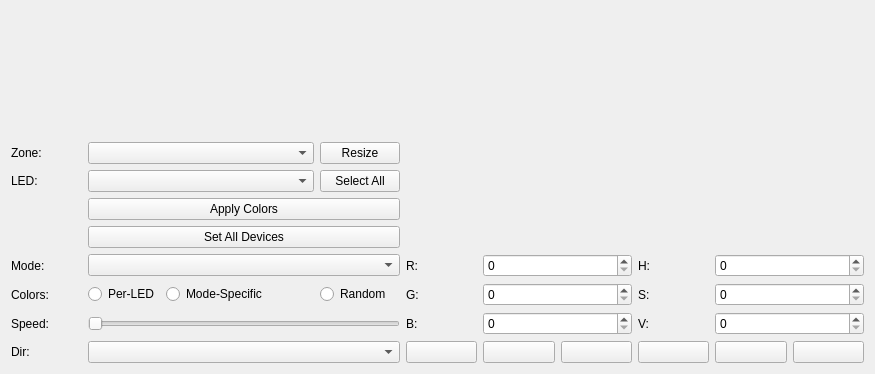
Charading/OpenRGB, file qt/OpenRGBDevicePage.ui: the form before one commit.
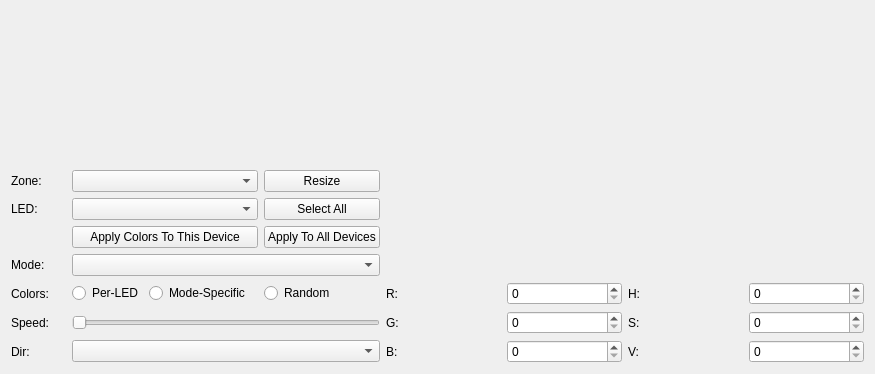
The form after the commit. Custom widgets are drawn as their Qt base class.

Commit message:
Changed "Set All Devices"
* Changed `Apply Colors` to contextual
* Changed `Set All Devices` to `Apply To All Devices`
* Added a tooltip to `Apply to All`
* Moved swatches row
* Added Black and White quick colour swatches
* Updating buttons to use the stylesheet to add a grey border

```diff
--- a/qt/OpenRGBDevicePage.ui
+++ b/qt/OpenRGBDevicePage.ui
@@ -13,59 +13,55 @@
   <property name="windowTitle">
    <string>Frame</string>
   </property>
+  <property name="styleSheet">
+   <string notr="true">QPushButton[flat=&quot;true&quot;]
+{
+    border-radius: 3px;
+    border: 1px solid #808080;
+	background-color: rgba(0, 0, 0, 0);
+}</string>
+  </property>
   <layout class="QGridLayout" name="gridLayout">
-   <item row="12" column="8">
-    <widget class="QPushButton" name="ButtonCyan">
-     <property name="text">
-      <string/>
-     </property>
-    </widget>
-   </item>
-   <item row="7" column="1" colspan="4">
-    <widget class="QComboBox" name="ModeBox"/>
-   </item>
-   <item row="7" column="5">
-    <widget class="QLabel" name="RedLabel">
-     <property name="text">
-      <string>R:</string>
-     </property>
-    </widget>
-   </item>
-   <item row="8" column="0">
-    <widget class="QLabel" name="ColorLabel">
-     <property name="text">
-      <string>Colors:</string>
-     </property>
-    </widget>
-   </item>
-   <item row="12" column="1" colspan="4">
-    <widget class="QComboBox" name="DirectionBox"/>
-   </item>
-   <item row="12" column="9">
+   <item row="4" column="10">
     <widget class="QPushButton" name="ButtonBlue">
+     <property name="minimumSize">
+      <size>
+       <width>20</width>
+       <height>0</height>
+      </size>
+     </property>
+     <property name="styleSheet">
+      <string notr="true">background-color: rgb( 0, 0, 255);</string>
+     </property>
      <property name="text">
       <string/>
      </property>
+     <property name="flat">
+      <bool>true</bool>
+     </property>
     </widget>
    </item>
-   <item row="7" column="6" colspan="2">
-    <widget class="QSpinBox" name="RedSpinBox">
+   <item row="5" column="4">
+    <widget class="QRadioButton" name="RandomCheck">
+     <property name="text">
+      <string>Random</string>
+     </property>
+    </widget>
+   </item>
+   <item row="7" column="7" colspan="2">
+    <widget class="QSpinBox" name="BlueSpinBox">
      <property name="maximum">
       <number>255</number>
      </property>
     </widget>
    </item>
-   <item row="4" column="1" colspan="4">
-    <widget class="QPushButton" name="ApplyColorsButton">
-     <property name="text">
-      <string>Apply Colors</string>
+   <item row="3" column="4">
+    <widget class="QPushButton" name="SetAllButton">
+     <property name="toolTip">
+      <string>&lt;html&gt;&lt;head/&gt;&lt;body&gt;&lt;p align=&quot;justify&quot;&gt;Sets all devices to&lt;br/&gt;&lt;b&gt;Static&lt;/b&gt; mode and&lt;br/&gt;applies the selected color.&lt;/p&gt;&lt;/body&gt;&lt;/html&gt;</string>
      </property>
-    </widget>
-   </item>
-   <item row="12" column="6">
-    <widget class="QPushButton" name="ButtonYellow">
      <property name="text">
-      <string/>
+      <string>Apply To All Devices</string>
      </property>
     </widget>
    </item>
@@ -85,194 +81,319 @@
      </property>
     </widget>
    </item>
-   <item row="7" column="0">
+   <item row="2" column="0">
+    <widget class="QLabel" name="LEDLabel">
+     <property name="text">
+      <string>LED:</string>
+     </property>
+    </widget>
+   </item>
+   <item row="1" column="4">
+    <widget class="QPushButton" name="ResizeButton">
+     <property name="text">
+      <string>Resize</string>
+     </property>
+    </widget>
+   </item>
+   <item row="4" column="0">
     <widget class="QLabel" name="ModeLabel">
      <property name="text">
       <string>Mode:</string>
      </property>
     </widget>
    </item>
-   <item row="9" column="1" colspan="4">
+   <item row="2" column="4">
+    <widget class="QPushButton" name="SelectAllLEDsButton">
+     <property name="text">
+      <string>Select All</string>
+     </property>
+    </widget>
+   </item>
+   <item row="3" column="1" colspan="3">
+    <widget class="QPushButton" name="ApplyColorsButton">
+     <property name="text">
+      <string>Apply Colors To This Device</string>
+     </property>
+    </widget>
+   </item>
+   <item row="6" column="1" colspan="4">
     <widget class="QSlider" name="SpeedSlider">
      <property name="orientation">
       <enum>Qt::Horizontal</enum>
      </property>
     </widget>
    </item>
-   <item row="8" column="8">
-    <widget class="QLabel" name="SatLabel">
+   <item row="5" column="11" colspan="2">
+    <widget class="QSpinBox" name="HueSpinBox">
+     <property name="maximum">
+      <number>359</number>
+     </property>
+    </widget>
+   </item>
+   <item row="5" column="5" colspan="2">
+    <widget class="QLabel" name="RedLabel">
      <property name="text">
-      <string>S:</string>
+      <string>R:</string>
      </property>
     </widget>
    </item>
-   <item row="5" column="1" colspan="4">
-    <widget class="QPushButton" name="SetAllButton">
+   <item row="1" column="5" rowspan="3" colspan="8">
+    <widget class="ColorWheel" name="ColorWheelBox" native="true">
+     <property name="sizePolicy">
+      <sizepolicy hsizetype="Preferred" vsizetype="Preferred">
+       <horstretch>0</horstretch>
+       <verstretch>0</verstretch>
+      </sizepolicy>
+     </property>
+    </widget>
+   </item>
+   <item row="4" column="1" colspan="4">
+    <widget class="QComboBox" name="ModeBox"/>
+   </item>
+   <item row="5" column="0">
+    <widget class="QLabel" name="ColorLabel">
      <property name="text">
-      <string>Set All Devices</string>
+      <string>Colors:</string>
      </property>
     </widget>
    </item>
-   <item row="3" column="0">
-    <widget class="QLabel" name="LEDLabel">
+   <item row="6" column="5" colspan="2">
+    <widget class="QLabel" name="GreenLabel">
      <property name="text">
-      <string>LED:</string>
+      <string>G:</string>
      </property>
     </widget>
    </item>
-   <item row="12" column="5">
+   <item row="4" column="9">
+    <widget class="QPushButton" name="ButtonCyan">
+     <property name="minimumSize">
+      <size>
+       <width>20</width>
+       <height>0</height>
+      </size>
+     </property>
+     <property name="styleSheet">
+      <string notr="true">background-color: rgb(0, 255, 255);</string>
+     </property>
+     <property name="text">
+      <string/>
+     </property>
+     <property name="flat">
+      <bool>true</bool>
+     </property>
+    </widget>
+   </item>
+   <item row="7" column="11" colspan="2">
+    <widget class="QSpinBox" name="ValSpinBox">
+     <property name="maximum">
+      <number>255</number>
+     </property>
+    </widget>
+   </item>
+   <item row="2" column="1" colspan="3">
+    <widget class="QComboBox" name="LEDBox"/>
+   </item>
+   <item row="7" column="5" colspan="2">
+    <widget class="QLabel" name="BlueLabel">
+     <property name="text">
+      <string>B:</string>
+     </property>
+    </widget>
+   </item>
+   <item row="4" column="7">
+    <widget class="QPushButton" name="ButtonYellow">
+     <property name="minimumSize">
+      <size>
+       <width>20</width>
+       <height>0</height>
+      </size>
+     </property>
+     <property name="styleSheet">
+      <string notr="true">background-color: rgb(255, 255, 0);</string>
+     </property>
+     <property name="text">
+      <string/>
+     </property>
+     <property name="flat">
+      <bool>true</bool>
+     </property>
+    </widget>
+   </item>
+   <item row="5" column="1">
+    <widget class="QRadioButton" name="PerLEDCheck">
+     <property name="text">
+      <string>Per-LED</string>
+     </property>
+    </widget>
+   </item>
+   <item row="4" column="8">
+    <widget class="QPushButton" name="ButtonGreen">
+     <property name="minimumSize">
+      <size>
+       <width>20</width>
+       <height>0</height>
+      </size>
+     </property>
+     <property name="styleSheet">
+      <string notr="true">background-color: rgb(0, 255, 0);</string>
+     </property>
+     <property name="text">
+      <string/>
+     </property>
+     <property name="flat">
+      <bool>true</bool>
+     </property>
+    </widget>
+   </item>
+   <item row="4" column="12">
+    <widget class="QPushButton" name="ButtonWhite">
+     <property name="minimumSize">
+      <size>
+       <width>20</width>
+       <height>0</height>
+      </size>
+     </property>
+     <property name="styleSheet">
+      <string notr="true">background-color: rgb(255, 255, 255);</string>
+     </property>
+     <property name="text">
+      <string/>
+     </property>
+     <property name="flat">
+      <bool>true</bool>
+     </property>
+    </widget>
+   </item>
+   <item row="4" column="11">
+    <widget class="QPushButton" name="ButtonMagenta">
+     <property name="minimumSize">
+      <size>
+       <width>20</width>
+       <height>0</height>
+      </size>
+     </property>
+     <property name="styleSheet">
+      <string notr="true">background-color: rgb(255,0,255);</string>
+     </property>
+     <property name="text">
+      <string/>
+     </property>
+     <property name="flat">
+      <bool>true</bool>
+     </property>
+    </widget>
+   </item>
+   <item row="7" column="1" colspan="4">
+    <widget class="QComboBox" name="DirectionBox"/>
+   </item>
+   <item row="6" column="0">
+    <widget class="QLabel" name="SpeedLabel">
+     <property name="text">
+      <string>Speed:</string>
+     </property>
+    </widget>
+   </item>
+   <item row="1" column="1" colspan="3">
+    <widget class="QComboBox" name="ZoneBox"/>
+   </item>
+   <item row="4" column="6">
     <widget class="QPushButton" name="ButtonRed">
+     <property name="minimumSize">
+      <size>
+       <width>20</width>
+       <height>0</height>
+      </size>
+     </property>
+     <property name="styleSheet">
+      <string notr="true">background-color: rgb(255, 0, 0);</string>
+     </property>
      <property name="text">
       <string/>
      </property>
-    </widget>
-   </item>
-   <item row="8" column="6" colspan="2">
-    <widget class="QSpinBox" name="GreenSpinBox">
-     <property name="maximum">
-      <number>255</number>
+     <property name="flat">
+      <bool>true</bool>
      </property>
     </widget>
    </item>
-   <item row="9" column="6" colspan="2">
-    <widget class="QSpinBox" name="BlueSpinBox">
-     <property name="maximum">
-      <number>255</number>
-     </property>
-    </widget>
-   </item>
-   <item row="9" column="8">
+   <item row="7" column="9" colspan="2">
     <widget class="QLabel" name="ValLabel">
      <property name="text">
       <string>V:</string>
      </property>
     </widget>
    </item>
-   <item row="12" column="0">
+   <item row="7" column="0">
     <widget class="QLabel" name="DirectionLabel">
      <property name="text">
       <string>Dir:</string>
      </property>
     </widget>
    </item>
-   <item row="8" column="2" colspan="2">
+   <item row="6" column="7" colspan="2">
+    <widget class="QSpinBox" name="GreenSpinBox">
+     <property name="maximum">
+      <number>255</number>
+     </property>
+    </widget>
+   </item>
+   <item row="6" column="9" colspan="2">
+    <widget class="QLabel" name="SatLabel">
+     <property name="text">
+      <string>S:</string>
+     </property>
+    </widget>
+   </item>
+   <item row="5" column="7" colspan="2">
+    <widget class="QSpinBox" name="RedSpinBox">
+     <property name="maximum">
+      <number>255</number>
+     </property>
+    </widget>
+   </item>
+   <item row="6" column="11" colspan="2">
+    <widget class="QSpinBox" name="SatSpinBox">
+     <property name="maximum">
+      <number>255</number>
+     </property>
+    </widget>
+   </item>
+   <item row="1" column="0">
+    <widget class="QLabel" name="ZoneLabel">
+     <property name="text">
+      <string>Zone:</string>
+     </property>
+    </widget>
+   </item>
+   <item row="5" column="2" colspan="2">
     <widget class="QRadioButton" name="ModeSpecificCheck">
      <property name="text">
       <string>Mode-Specific</string>
      </property>
     </widget>
    </item>
-   <item row="12" column="10">
-    <widget class="QPushButton" name="ButtonMagenta">
-     <property name="text">
-      <string/>
-     </property>
-    </widget>
-   </item>
-   <item row="8" column="9" colspan="2">
-    <widget class="QSpinBox" name="SatSpinBox">
-     <property name="maximum">
-      <number>255</number>
-     </property>
-    </widget>
-   </item>
-   <item row="7" column="8">
+   <item row="5" column="9" colspan="2">
     <widget class="QLabel" name="HueLabel">
      <property name="text">
       <string>H:</string>
      </property>
     </widget>
    </item>
-   <item row="8" column="5">
-    <widget class="QLabel" name="GreenLabel">
-     <property name="text">
-      <string>G:</string>
+   <item row="4" column="5">
+    <widget class="QPushButton" name="ButtonBlack">
+     <property name="minimumSize">
+      <size>
+       <width>20</width>
+       <height>0</height>
+      </size>
      </property>
-    </widget>
-   </item>
-   <item row="7" column="9" colspan="2">
-    <widget class="QSpinBox" name="HueSpinBox">
-     <property name="maximum">
-      <number>359</number>
+     <property name="styleSheet">
+      <string notr="true">background-color: rgb(0, 0, 0);</string>
      </property>
-    </widget>
-   </item>
-   <item row="8" column="4">
-    <widget class="QRadioButton" name="RandomCheck">
-     <property name="text">
-      <string>Random</string>
-     </property>
-    </widget>
-   </item>
-   <item row="9" column="0">
-    <widget class="QLabel" name="SpeedLabel">
-     <property name="text">
-      <string>Speed:</string>
-     </property>
-    </widget>
-   </item>
-   <item row="8" column="1">
-    <widget class="QRadioButton" name="PerLEDCheck">
-     <property name="text">
-      <string>Per-LED</string>
-     </property>
-    </widget>
-   </item>
-   <item row="12" column="7">
-    <widget class="QPushButton" name="ButtonGreen">
      <property name="text">
       <string/>
      </property>
-    </widget>
-   </item>
-   <item row="9" column="9" colspan="2">
-    <widget class="QSpinBox" name="ValSpinBox">
-     <property name="maximum">
-      <number>255</number>
-     </property>
-    </widget>
-   </item>
-   <item row="9" column="5">
-    <widget class="QLabel" name="BlueLabel">
-     <property name="text">
-      <string>B:</string>
-     </property>
-    </widget>
-   </item>
-   <item row="3" column="1" colspan="3">
-    <widget class="QComboBox" name="LEDBox"/>
-   </item>
-   <item row="3" column="4">
-    <widget class="QPushButton" name="SelectAllLEDsButton">
-     <property name="text">
-      <string>Select All</string>
-     </property>
-    </widget>
-   </item>
-   <item row="2" column="4">
-    <widget class="QPushButton" name="ResizeButton">
-     <property name="text">
-      <string>Resize</string>
-     </property>
-    </widget>
-   </item>
-   <item row="2" column="0">
-    <widget class="QLabel" name="ZoneLabel">
-     <property name="text">
-      <string>Zone:</string>
-     </property>
-    </widget>
-   </item>
-   <item row="2" column="1" colspan="3">
-    <widget class="QComboBox" name="ZoneBox"/>
-   </item>
-   <item row="2" column="5" rowspan="4" colspan="6">
-    <widget class="ColorWheel" name="ColorWheelBox" native="true">
-     <property name="sizePolicy">
-      <sizepolicy hsizetype="Preferred" vsizetype="Preferred">
-       <horstretch>0</horstretch>
-       <verstretch>0</verstretch>
-      </sizepolicy>
+     <property name="flat">
+      <bool>true</bool>
      </property>
     </widget>
    </item>
```
Left out of the diff: 14 changed lines with no effect on the pictures. The commit also changes 2 other files.
